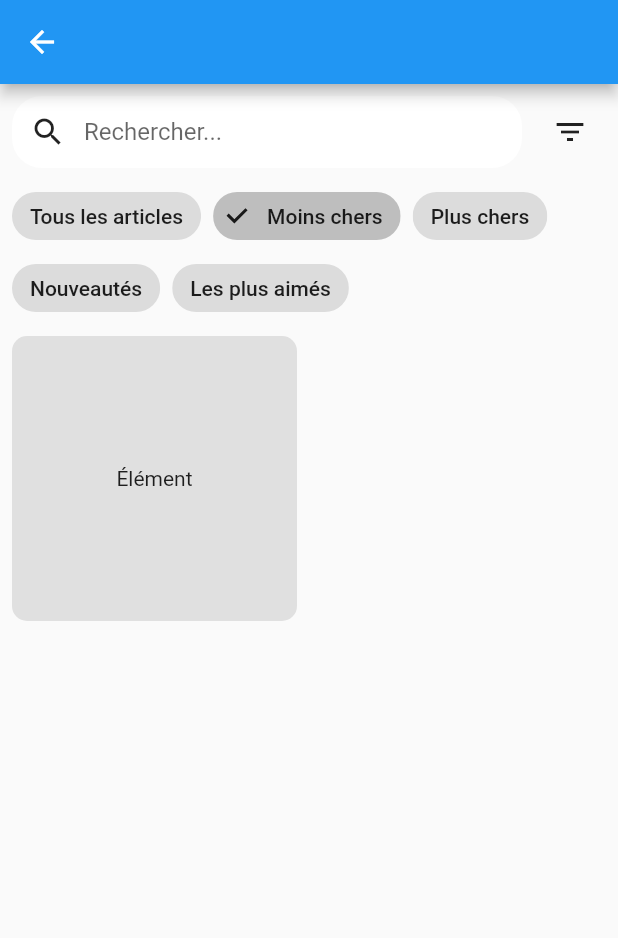
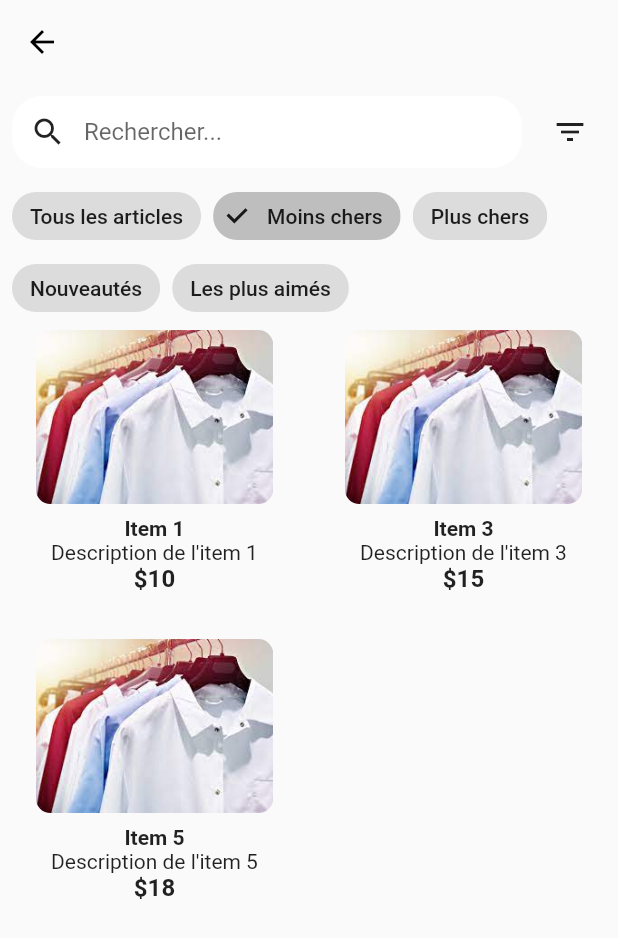
Before and after one commit to rayanhdev/Rshop, a Flutter app: the ItemsPage screen opened directly with empty values, after a tap on the "filter list" icon, after a tap on "Moins chers", on a phone screen of 412 x 824 dp. Shown: the top 938 px of the screen. Run offline on Flutter 3.47's test engine with Material 2 defaults, Android fonts, the phone set to English and light mode, and no system bars; our stand-ins replace cached_network_image; network calls fail.

Commit message:
mise en page de la listview items et ajout de la logique filtre

```diff
--- a/lib/screens/items_screens.dart
+++ b/lib/screens/items_screens.dart
@@ -22,11 +22,78 @@ class _ItemsPageState extends State<ItemsPage> {
     'Les plus aimés',
   ];
 
+  List<Item> items = [
+    Item(
+        image: 'assets/vetements.jpg',
+        title: 'Item 1',
+        subtitle: 'Description de l\'item 1',
+        price: '\$10'),
+    Item(
+        image: 'assets/vetements.jpg',
+        title: 'Item 2',
+        subtitle: 'Description de l\'item 2',
+        price: '\$20'),
+    Item(
+        image: 'assets/vetements.jpg',
+        title: 'Item 3',
+        subtitle: 'Description de l\'item 3',
+        price: '\$15'),
+    Item(
+        image: 'assets/vetements.jpg',
+        title: 'Item 4',
+        subtitle: 'Description de l\'item 4',
+        price: '\$25'),
+    Item(
+        image: 'assets/vetements.jpg',
+        title: 'Item 5',
+        subtitle: 'Description de l\'item 5',
+        price: '\$18'),
+  ];
+
+  List<Item> filteredItems = [];
+
+  @override
+  void initState() {
+    super.initState();
+    filteredItems = items; // Afficher tous les articles par défaut
+  }
+
+  void applyFilter() {
+    switch (_selectedFilter) {
+      case 'Moins chers':
+        filteredItems = items
+            .where((item) => double.parse(item.price.substring(1)) < 20)
+            .toList();
+        break;
+      case 'Plus chers':
+        filteredItems = items
+            .where((item) => double.parse(item.price.substring(1)) >= 20)
+            .toList();
+        break;
+      case 'Nouveautés':
+        filteredItems =
+            items; // Ajoutez votre logique pour filtrer par nouveautés
+        break;
+      case 'Les plus aimés':
+        filteredItems =
+            items; // Ajoutez votre logique pour filtrer par les plus aimés
+        break;
+      default:
+        filteredItems = items; // Afficher tous les articles par défaut
+    }
+  }
+
   @override
   Widget build(BuildContext context) {
     return Scaffold(
-      appBar: AppBar(
-
+      appBar: PreferredSize(
+        preferredSize: Size.fromHeight(kToolbarHeight),
+        child: AppBar(
+          backgroundColor: Colors.transparent,
+          elevation: 0,
+          iconTheme: IconThemeData(color: Colors.black),
+          title: Text(widget.product.name),
+        ),
       ),
       body: Column(
         crossAxisAlignment: CrossAxisAlignment.start,
@@ -82,7 +149,8 @@ class _ItemsPageState extends State<ItemsPage> {
                     selected: _selectedFilter == option,
                     onSelected: (selected) {
                       setState(() {
-                        _selectedFilter = selected ? option : 'Tous les articles';
+                        _selectedFilter = option;
+                        applyFilter();
                       });
                     },
                   );
@@ -90,22 +158,64 @@ class _ItemsPageState extends State<ItemsPage> {
               ),
             ),
           Expanded(
-            child: GridView.count(
-              crossAxisCount: 2,
-              children: [
-                // Afficher les éléments filtrés ici
-                // Exemple d'élément :
-                Container(
-                  margin: const EdgeInsets.all(8.0),
-                  decoration: BoxDecoration(
-                    color: Colors.grey[300],
-                    borderRadius: BorderRadius.circular(10.0),
+            child: GridView.builder(
+              gridDelegate: SliverGridDelegateWithFixedCrossAxisCount(
+                crossAxisCount: 2,
+              ),
+              itemCount: filteredItems.length,
+              itemBuilder: (BuildContext context, int index) {
+                final item = filteredItems[index];
+                return Container(
+                  color: Colors.transparent,
+                  child: Card(
+                    elevation: 0,
+                    shape: RoundedRectangleBorder(
+                      side: BorderSide.none,
+                      borderRadius: BorderRadius.circular(10.0),
+                    ),
+                    color: Colors.transparent,
+                    child: Column(
+                      crossAxisAlignment: CrossAxisAlignment.center,
+                      children: [
+                        ClipRRect(
+                          borderRadius: BorderRadius.circular(10),
+                          child: FractionallySizedBox(
+                            widthFactor:
+                                0.8, // Ajustez la fraction selon vos besoins
+                            child: Image.asset(
+                              item.image,
+                              fit: BoxFit.cover,
+                            ),
+                          ),
+                        ),
+                        Padding(
+                          padding: const EdgeInsets.all(8.0),
+                          child: Column(
+                            crossAxisAlignment: CrossAxisAlignment.center,
+                            mainAxisAlignment: MainAxisAlignment.center,
+                            children: [
+                              Text(
+                                item.title,
+                                style: TextStyle(
+                                  fontWeight: FontWeight.bold,
+                                ),
+                              ),
+                              Text(item.subtitle),
+                              Text(
+                                item.price,
+                                style: TextStyle(
+                                  fontWeight: FontWeight.bold,
+                                  fontSize: 16.0,
+                                ),
+                              ),
+                            ],
+                          ),
+                        ),
+                      ],
+                    ),
                   ),
-                  child: Center(
-                    child: Text('Élément'),
-                  ),
-                ),
-              ],
+                );
+              },
             ),
           ),
         ],
@@ -113,3 +223,16 @@ class _ItemsPageState extends State<ItemsPage> {
     );
   }
 }
+
+class Item {
+  final String image;
+  final String title;
+  final String subtitle;
+  final String price;
+
+  Item(
+      {required this.image,
+      required this.title,
+      required this.subtitle,
+      required this.price});
+}
```
